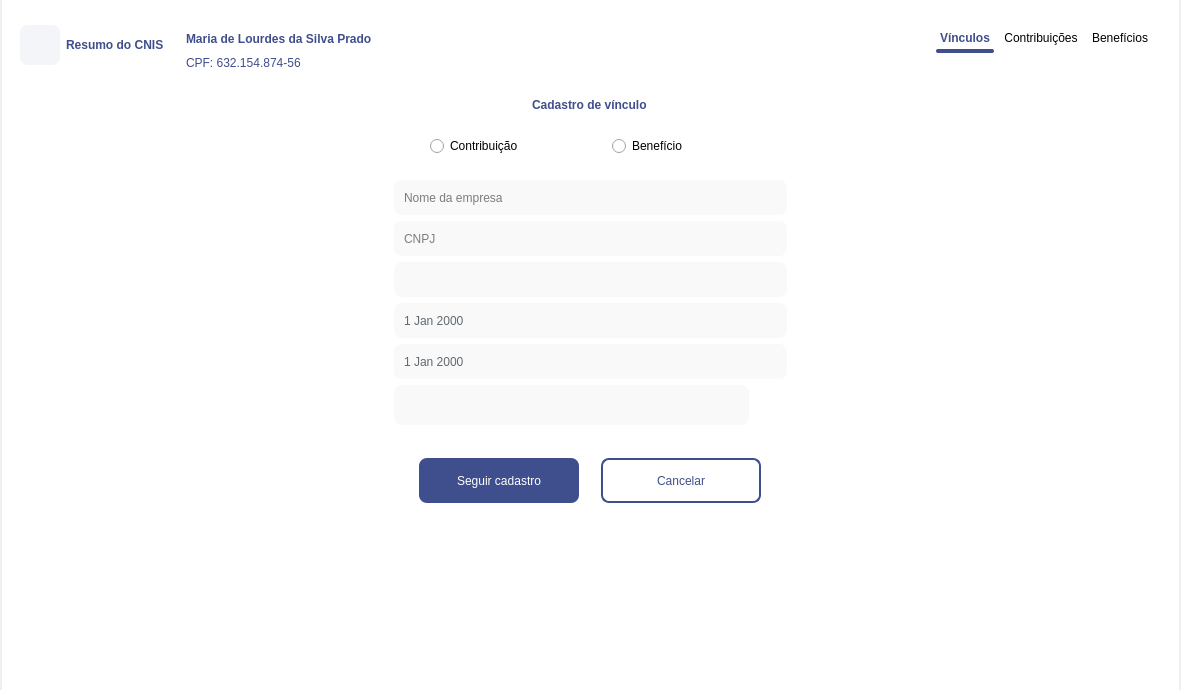
newprev/PrevCliente, file Design/UI/wdgResumoCNIS.ui: the form before one commit.
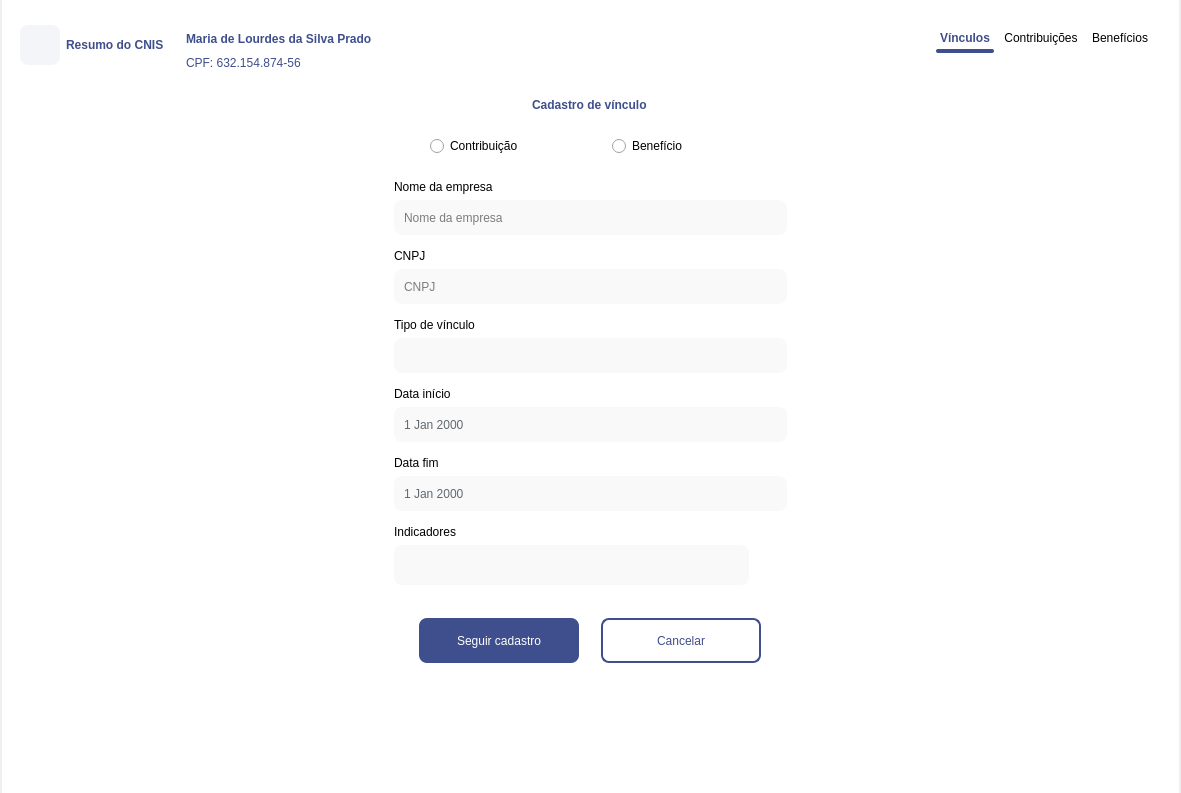
The form after the commit. The open tabs and pages were chosen to show the change. Icons and pictures are not drawn.

Patch:
```diff
--- a/Design/UI/wdgResumoCNIS.ui
+++ b/Design/UI/wdgResumoCNIS.ui
@@ -7,7 +7,7 @@
     <x>0</x>
     <y>0</y>
     <width>1181</width>
-    <height>690</height>
+    <height>793</height>
    </rect>
   </property>
   <property name="sizePolicy">
@@ -2518,7 +2518,23 @@
            </widget>
            <widget class="QWidget" name="pgCadastroVinculo">
             <property name="styleSheet">
-             <string notr="true">/*---------------------------- Push Button ----------------------------------*/
+             <string notr="true">/*-------------------------------- Labels -----------------------------------------*/
+QLabel {
+	font: 12pt &quot;Avenir LT Std&quot;;
+	color: black;
+}
+
+#lbInfoCadastro {
+	font: 18pt &quot;Avenir LT Std&quot;;
+	color: #3F4E8C;
+	
+	font-weight: 750;
+	line-height: 24px;
+
+	margin: 8px 0px 0px 0px;
+}
+
+/*---------------------------- Push Button ----------------------------------*/
 #pbCancelar {
 	font: 12pt &quot;Avenir LT Std&quot;;
 	color: #3F4E8C;
@@ -2547,17 +2563,6 @@
 	background-image: url(:/opcoes/busca.png);
 	background-position: center;
 	background-repeat: no-repeat;
-}
-
-/*-------------------------------- Labels -----------------------------------------*/
-#lbInfoCadastro {
-	font: 18pt &quot;Avenir LT Std&quot;;
-	color: #3F4E8C;
-	
-	font-weight: 750;
-	line-height: 24px;
-
-	margin: 8px 0px 0px 0px;
 }</string>
             </property>
             <layout class="QGridLayout" name="gridLayout_11">
@@ -2752,79 +2757,14 @@
                     <property name="bottomMargin">
                      <number>0</number>
                     </property>
-                    <item row="0" column="0">
-                     <widget class="QLineEdit" name="leNomeEmp">
-                      <property name="sizePolicy">
-                       <sizepolicy hsizetype="Preferred" vsizetype="Preferred">
-                        <horstretch>0</horstretch>
-                        <verstretch>0</verstretch>
-                       </sizepolicy>
-                      </property>
-                      <property name="minimumSize">
-                       <size>
-                        <width>0</width>
-                        <height>35</height>
-                       </size>
-                      </property>
-                      <property name="maximumSize">
-                       <size>
-                        <width>16777215</width>
-                        <height>40</height>
-                       </size>
-                      </property>
-                      <property name="placeholderText">
-                       <string>Nome da empresa</string>
-                      </property>
-                     </widget>
-                    </item>
-                    <item row="1" column="0">
-                     <widget class="QLineEdit" name="leCnpj">
-                      <property name="sizePolicy">
-                       <sizepolicy hsizetype="Preferred" vsizetype="Preferred">
-                        <horstretch>0</horstretch>
-                        <verstretch>0</verstretch>
-                       </sizepolicy>
-                      </property>
-                      <property name="minimumSize">
-                       <size>
-                        <width>0</width>
-                        <height>35</height>
-                       </size>
-                      </property>
-                      <property name="maximumSize">
-                       <size>
-                        <width>16777215</width>
-                        <height>40</height>
-                       </size>
-                      </property>
-                      <property name="sizeIncrement">
-                       <size>
-                        <width>0</width>
-                        <height>0</height>
-                       </size>
-                      </property>
-                      <property name="placeholderText">
-                       <string>CNPJ</string>
-                      </property>
-                     </widget>
-                    </item>
-                    <item row="2" column="0">
-                     <widget class="QComboBox" name="cbxTipoVinculo">
-                      <property name="minimumSize">
-                       <size>
-                        <width>0</width>
-                        <height>35</height>
-                       </size>
-                      </property>
-                      <property name="maximumSize">
-                       <size>
-                        <width>16777215</width>
-                        <height>40</height>
-                       </size>
-                      </property>
-                     </widget>
-                    </item>
                     <item row="3" column="0">
+                     <widget class="QLabel" name="lbInfoCnpj">
+                      <property name="text">
+                       <string>CNPJ</string>
+                      </property>
+                     </widget>
+                    </item>
+                    <item row="10" column="0">
                      <widget class="QDateEdit" name="dtDataInicio">
                       <property name="minimumSize">
                        <size>
@@ -2843,7 +2783,55 @@
                       </property>
                      </widget>
                     </item>
-                    <item row="4" column="0">
+                    <item row="9" column="0">
+                     <widget class="QLabel" name="lbInfoDataInicio">
+                      <property name="text">
+                       <string>Data início</string>
+                      </property>
+                     </widget>
+                    </item>
+                    <item row="1" column="0">
+                     <widget class="QLineEdit" name="leNomeEmp">
+                      <property name="sizePolicy">
+                       <sizepolicy hsizetype="Preferred" vsizetype="Preferred">
+                        <horstretch>0</horstretch>
+                        <verstretch>0</verstretch>
+                       </sizepolicy>
+                      </property>
+                      <property name="minimumSize">
+                       <size>
+                        <width>0</width>
+                        <height>35</height>
+                       </size>
+                      </property>
+                      <property name="maximumSize">
+                       <size>
+                        <width>16777215</width>
+                        <height>40</height>
+                       </size>
+                      </property>
+                      <property name="placeholderText">
+                       <string>Nome da empresa</string>
+                      </property>
+                     </widget>
+                    </item>
+                    <item row="2" column="0">
+                     <spacer name="verticalSpacer_13">
+                      <property name="orientation">
+                       <enum>Qt::Vertical</enum>
+                      </property>
+                      <property name="sizeType">
+                       <enum>QSizePolicy::Fixed</enum>
+                      </property>
+                      <property name="sizeHint" stdset="0">
+                       <size>
+                        <width>8</width>
+                        <height>8</height>
+                       </size>
+                      </property>
+                     </spacer>
+                    </item>
+                    <item row="13" column="0">
                      <widget class="QDateEdit" name="dtDataFim">
                       <property name="minimumSize">
                        <size>
@@ -2862,7 +2850,37 @@
                       </property>
                      </widget>
                     </item>
-                    <item row="5" column="0" alignment="Qt::AlignTop">
+                    <item row="15" column="0">
+                     <widget class="QLabel" name="lbInfoIndicadores">
+                      <property name="text">
+                       <string>Indicadores</string>
+                      </property>
+                     </widget>
+                    </item>
+                    <item row="5" column="0">
+                     <spacer name="verticalSpacer_14">
+                      <property name="orientation">
+                       <enum>Qt::Vertical</enum>
+                      </property>
+                      <property name="sizeType">
+                       <enum>QSizePolicy::Fixed</enum>
+                      </property>
+                      <property name="sizeHint" stdset="0">
+                       <size>
+                        <width>20</width>
+                        <height>8</height>
+                       </size>
+                      </property>
+                     </spacer>
+                    </item>
+                    <item row="6" column="0">
+                     <widget class="QLabel" name="lbInfoTpVinculo">
+                      <property name="text">
+                       <string>Tipo de vínculo</string>
+                      </property>
+                     </widget>
+                    </item>
+                    <item row="16" column="0" alignment="Qt::AlignTop">
                      <widget class="QFrame" name="frame_4">
                       <property name="frameShape">
                        <enum>QFrame::NoFrame</enum>
@@ -2918,6 +2936,115 @@
                       </layout>
                      </widget>
                     </item>
+                    <item row="0" column="0">
+                     <widget class="QLabel" name="lbInfoNomeEmp">
+                      <property name="text">
+                       <string>Nome da empresa</string>
+                      </property>
+                     </widget>
+                    </item>
+                    <item row="12" column="0">
+                     <widget class="QLabel" name="lbInfoDataFim">
+                      <property name="text">
+                       <string>Data fim</string>
+                      </property>
+                     </widget>
+                    </item>
+                    <item row="8" column="0">
+                     <spacer name="verticalSpacer_15">
+                      <property name="orientation">
+                       <enum>Qt::Vertical</enum>
+                      </property>
+                      <property name="sizeType">
+                       <enum>QSizePolicy::Fixed</enum>
+                      </property>
+                      <property name="sizeHint" stdset="0">
+                       <size>
+                        <width>20</width>
+                        <height>8</height>
+                       </size>
+                      </property>
+                     </spacer>
+                    </item>
+                    <item row="11" column="0">
+                     <spacer name="verticalSpacer_16">
+                      <property name="orientation">
+                       <enum>Qt::Vertical</enum>
+                      </property>
+                      <property name="sizeType">
+                       <enum>QSizePolicy::Fixed</enum>
+                      </property>
+                      <property name="sizeHint" stdset="0">
+                       <size>
+                        <width>20</width>
+                        <height>8</height>
+                       </size>
+                      </property>
+                     </spacer>
+                    </item>
+                    <item row="4" column="0">
+                     <widget class="QLineEdit" name="leCnpj">
+                      <property name="sizePolicy">
+                       <sizepolicy hsizetype="Preferred" vsizetype="Preferred">
+                        <horstretch>0</horstretch>
+                        <verstretch>0</verstretch>
+                       </sizepolicy>
+                      </property>
+                      <property name="minimumSize">
+                       <size>
+                        <width>0</width>
+                        <height>35</height>
+                       </size>
+                      </property>
+                      <property name="maximumSize">
+                       <size>
+                        <width>16777215</width>
+                        <height>40</height>
+                       </size>
+                      </property>
+                      <property name="sizeIncrement">
+                       <size>
+                        <width>0</width>
+                        <height>0</height>
+                       </size>
+                      </property>
+                      <property name="placeholderText">
+                       <string>CNPJ</string>
+                      </property>
+                     </widget>
+                    </item>
+                    <item row="7" column="0">
+                     <widget class="QComboBox" name="cbxTipoVinculo">
+                      <property name="minimumSize">
+                       <size>
+                        <width>0</width>
+                        <height>35</height>
+                       </size>
+                      </property>
+                      <property name="maximumSize">
+                       <size>
+                        <width>16777215</width>
+                        <height>40</height>
+                       </size>
+                      </property>
+                     </widget>
+                    </item>
+                    <item row="14" column="0">
+                     <spacer name="verticalSpacer_17">
+                      <property name="orientation">
+                       <enum>Qt::Vertical</enum>
+                      </property>
+                      <property name="sizeType">
+                       <enum>QSizePolicy::Fixed</enum>
+                      </property>
+                      <property name="sizeHint" stdset="0">
+                       <size>
+                        <width>20</width>
+                        <height>8</height>
+                       </size>
+                      </property>
+                     </spacer>
+                    </item>
                    </layout>
                   </widget>
                   <widget class="QWidget" name="pgBene">
```
Left out of the diff: 579 changed lines with no effect on the pictures.
